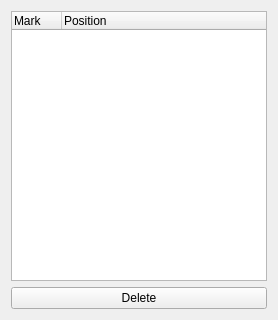
This is main/tools/ui/moviebookmarkform.ui in cseyve/piaf as Qt 5 draws it before an edit. The edited form follows.
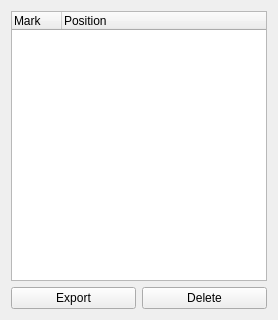
This is the edited form. Icons and pictures are not drawn.

Commit message: Fix plugin add/delete tool Prepared bookmark dialog for exporting short movie sequences (to be completed)

Patch:
```diff
--- a/main/tools/ui/moviebookmarkform.ui
+++ b/main/tools/ui/moviebookmarkform.ui
@@ -57,6 +57,20 @@
    </item>
    <item>
     <layout class="QHBoxLayout" name="horizontalLayout">
+     <item>
+      <widget class="QPushButton" name="exportButton">
+       <property name="toolTip">
+        <string>Export from first to last selected bookmarks into an AVI file</string>
+       </property>
+       <property name="text">
+        <string>Export</string>
+       </property>
+       <property name="icon">
+        <iconset resource="../../piaf.qrc">
+         <normaloff>:/images/pixmaps/movie.png</normaloff>:/images/pixmaps/movie.png</iconset>
+       </property>
+      </widget>
+     </item>
      <item>
       <widget class="QPushButton" name="delButton">
        <property name="toolTip">
```
Left out of the diff: 2 changed lines with no effect on the pictures. The commit also changes 6 other files.
